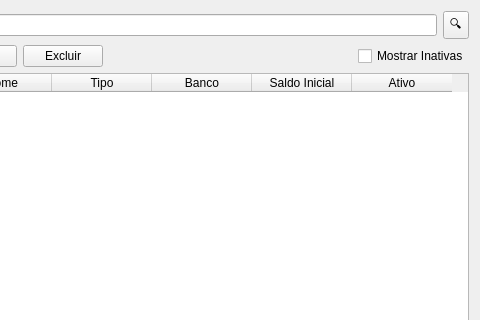
First picture: the form in widgets/contas/ContasWidget.ui, repository danielghirghi/fortuna, before the edit; both pictures show x 160 to 640 and y 0 to 320 of the 640 by 480 pixel window.
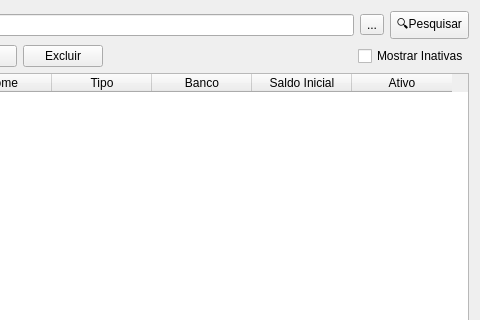
Second picture: the form after the edit. Icons and pictures are not drawn.

Commit message:
Pesquisar Implementado
Contas, Categorias, Tags e Movimentações tem a função pesquisar implementada agora

Patch:
```diff
--- a/widgets/contas/ContasWidget.ui
+++ b/widgets/contas/ContasWidget.ui
@@ -34,10 +34,23 @@
        <item>
         <widget class="QLineEdit" name="edtPesquisar"/>
        </item>
+       <item>
+        <widget class="QToolButton" name="btnLimpar">
+         <property name="text">
+          <string>...</string>
+         </property>
+         <property name="icon">
+          <iconset theme="QIcon::ThemeIcon::EditClear"/>
+         </property>
+        </widget>
+       </item>
        <item>
         <widget class="QToolButton" name="btnPesquisar">
          <property name="text">
-          <string>🔍</string>
+          <string>🔍Pesquisar</string>
+         </property>
+         <property name="icon">
+          <iconset theme="QIcon::ThemeIcon::EditFind"/>
          </property>
          <property name="checkable">
           <bool>false</bool>
```
Left out of the diff: 3 changed lines with no effect on the pictures. The commit also changes 19 other files.
